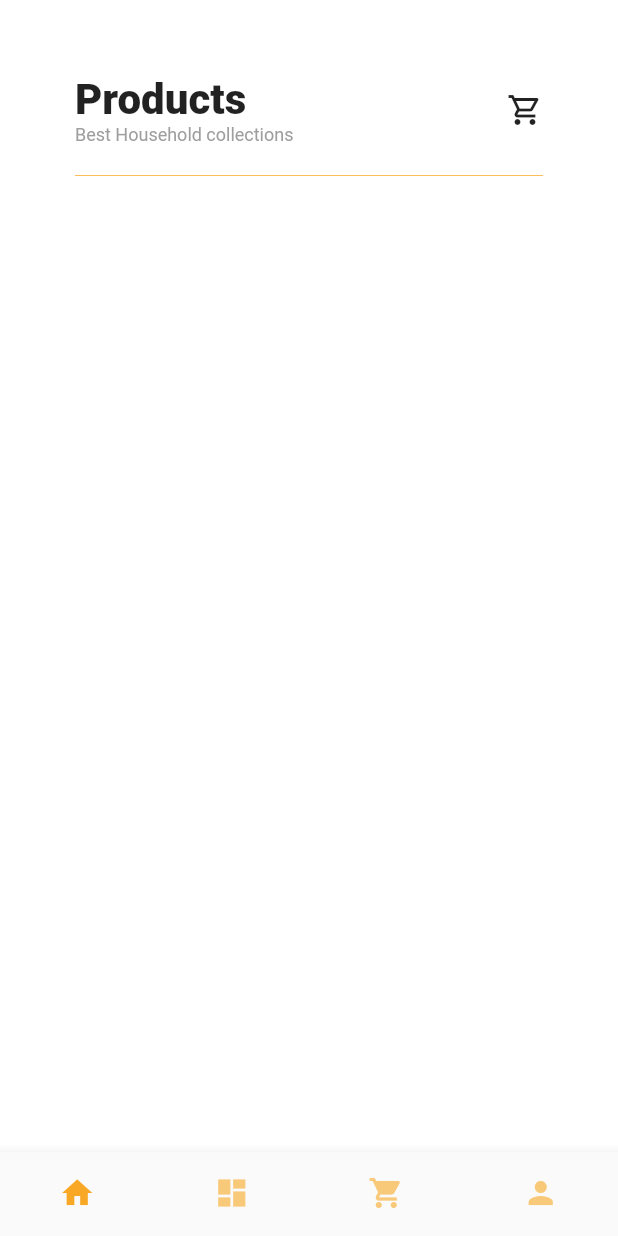
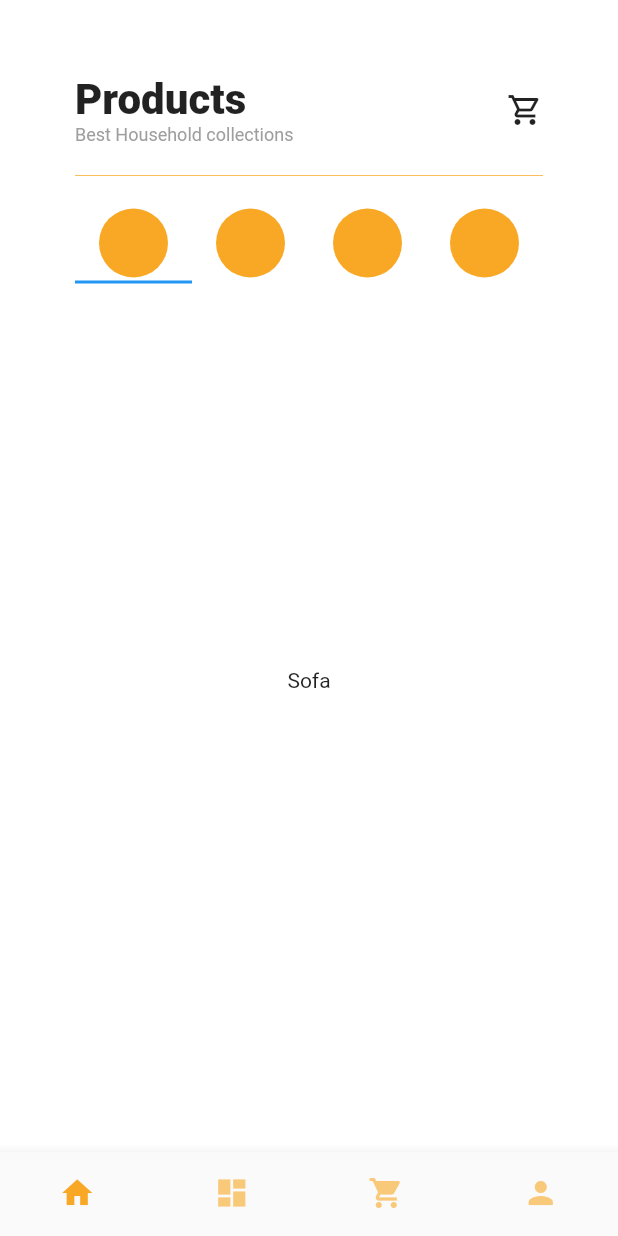
Before and after one commit to Nayemuzzaman/flutter_ui_furniture, a Flutter app: the screen it shows after launch, on a phone screen of 412 x 824 dp. Run offline on Flutter 3.47's test engine with Material 2 defaults, Android fonts, the phone set to English and light mode, and no system bars.

Commit message:
tab bar design

```diff
--- a/lib/screens/home_page.dart
+++ b/lib/screens/home_page.dart
@@ -7,7 +7,9 @@ class HomePage extends StatefulWidget {
   State<HomePage> createState() => _HomePageState();
 }
 
-class _HomePageState extends State<HomePage> {
+class _HomePageState extends State<HomePage>
+    with SingleTickerProviderStateMixin {
+  late final TabController _tabController = TabController(length: 4, vsync: this);
   @override
   Widget build(BuildContext context) {
     return Scaffold(
@@ -22,6 +24,43 @@ class _HomePageState extends State<HomePage> {
               color: Colors.yellow.shade800,
               thickness: 0.5,
             ),
+            TabBar(
+              controller: _tabController,
+             tabs: [
+              CircleAvatar(
+                backgroundColor: Colors.yellow.shade800,
+                radius: 25,
+              ),
+              CircleAvatar(
+                backgroundColor: Colors.yellow.shade800,
+                radius: 25,
+              ),
+              CircleAvatar(
+                backgroundColor: Colors.yellow.shade800,
+                radius: 25,
+              ),
+              CircleAvatar(
+                backgroundColor: Colors.yellow.shade800,
+                radius: 25,
+              ),
+            ]),
+            Expanded(
+                child: TabBarView(
+                  controller: _tabController,
+             children: const[
+              Center(
+                child: Text("Sofa"),
+              ),
+              Center(
+                child: Text("Bed"),
+              ),
+              Center(
+                child: Text("BathTub"),
+              ),
+              Center(
+                child: Text("Lamp"),
+              ),
+            ]))
           ],
         ),
       ),
@@ -39,13 +78,12 @@ class _HomePageState extends State<HomePage> {
                 style: TextStyle(
                   fontSize: 28,
                   fontWeight: FontWeight.w800,
-          ),),
+                ),
+              ),
               Text(
                 "Best Household collections",
-          style: TextStyle(
-            fontSize: 12,
-            color: Colors.grey
-          ),)
+                style: TextStyle(fontSize: 12, color: Colors.grey),
+              )
             ],
           ),
           const Icon(Icons.shopping_cart_outlined),
```
Lines whose indentation alone changed are shown as unchanged.
